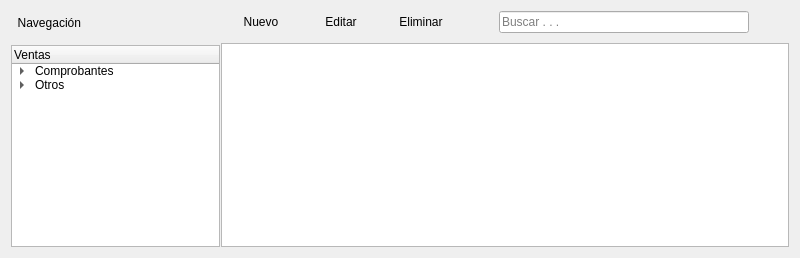
Old version of the form ManagerM/ui_module_ventas.ui in the repository janfranco27/TheProyect.
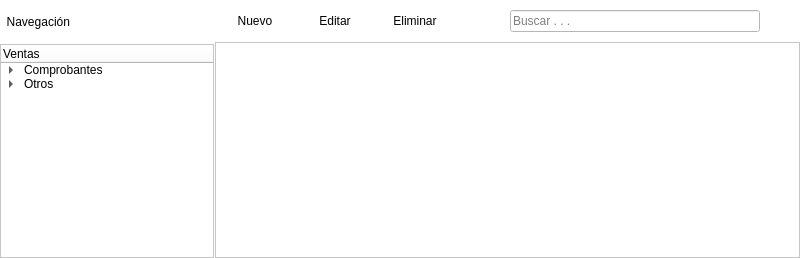
New version of the form. Icons and pictures are not drawn.

```diff
--- a/ManagerM/ui_module_ventas.ui
+++ b/ManagerM/ui_module_ventas.ui
@@ -13,7 +13,16 @@
   <property name="windowTitle">
    <string>Form</string>
   </property>
+  <property name="styleSheet">
+   <string notr="true">background-color: rgb(255, 255, 255);</string>
+  </property>
   <layout class="QGridLayout" name="gridLayout">
+   <property name="margin">
+    <number>0</number>
+   </property>
+   <property name="spacing">
+    <number>0</number>
+   </property>
    <item row="0" column="0">
     <widget class="QSplitter" name="splitter">
      <property name="orientation">
@@ -27,6 +36,22 @@
        <property name="spacing">
         <number>10</number>
        </property>
+       <item>
+        <spacer name="verticalSpacer">
+         <property name="orientation">
+          <enum>Qt::Vertical</enum>
+         </property>
+         <property name="sizeType">
+          <enum>QSizePolicy::Fixed</enum>
+         </property>
+         <property name="sizeHint" stdset="0">
+          <size>
+           <width>20</width>
+           <height>10</height>
+          </size>
+         </property>
+        </spacer>
+       </item>
        <item>
         <widget class="QLabel" name="label">
          <property name="sizePolicy">
@@ -137,6 +162,22 @@
        <property name="spacing">
         <number>10</number>
        </property>
+       <item>
+        <spacer name="verticalSpacer_2">
+         <property name="orientation">
+          <enum>Qt::Vertical</enum>
+         </property>
+         <property name="sizeType">
+          <enum>QSizePolicy::Fixed</enum>
+         </property>
+         <property name="sizeHint" stdset="0">
+          <size>
+           <width>20</width>
+           <height>10</height>
+          </size>
+         </property>
+        </spacer>
+       </item>
        <item>
         <layout class="QHBoxLayout" name="horizontalLayout">
          <property name="spacing">
```
